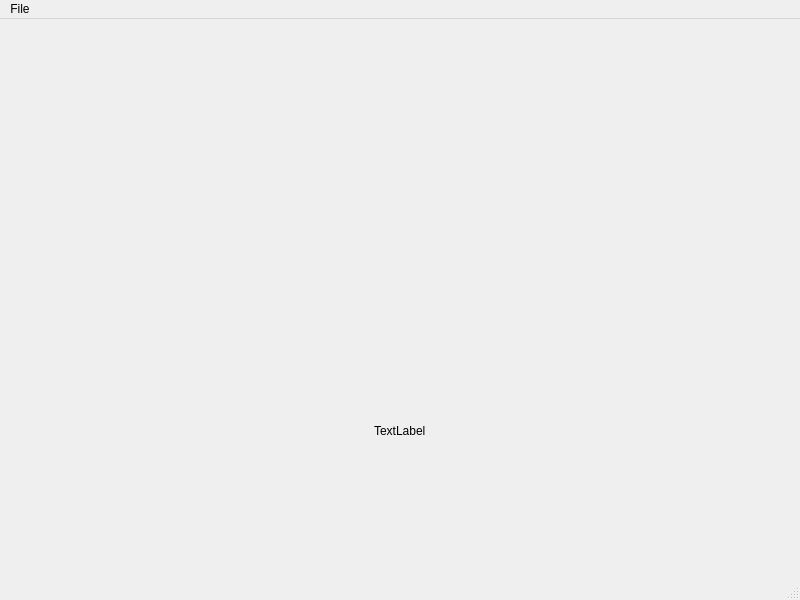
fis-teria/Qtchange, file mainwindow.ui: the form before one commit.
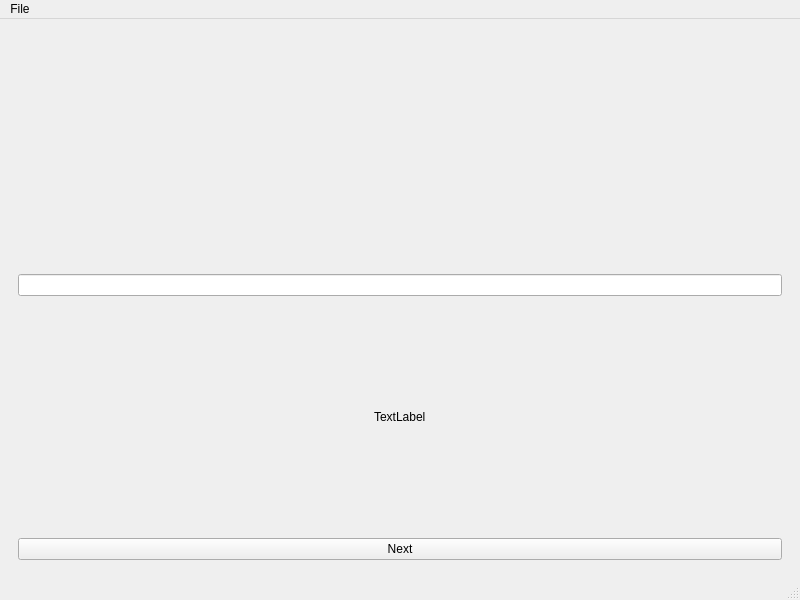
The form after the commit. The open tabs and pages were chosen to show the change. Custom widgets are drawn as their Qt base class.

```diff
--- a/mainwindow.ui
+++ b/mainwindow.ui
@@ -92,6 +92,9 @@
           </property>
          </widget>
         </item>
+        <item>
+         <widget class="QLineEdit" name="lineEdit_2"/>
+        </item>
         <item alignment="Qt::AlignHCenter">
          <widget class="QLabel" name="notice">
           <property name="text">
@@ -99,6 +102,13 @@
           </property>
          </widget>
         </item>
+        <item>
+         <widget class="QPushButton" name="protoNextr">
+          <property name="text">
+           <string>Next</string>
+          </property>
+         </widget>
+        </item>
        </layout>
       </widget>
       <widget class="QWidget" name="page_6">
@@ -188,6 +198,16 @@
    </property>
   </action>
  </widget>
+ <customwidgets>
+  <customwidget>
+   <class>QClickedLabel</class>
+   <extends>QLabel</extends>
+   <header>qclickedlabel.h</header>
+   <slots>
+    <signal>clickedLabel()</signal>
+   </slots>
+  </customwidget>
+ </customwidgets>
  <resources/>
  <connections>
   <connection>
```
Left out of the diff: 37 changed lines with no effect on the pictures.
